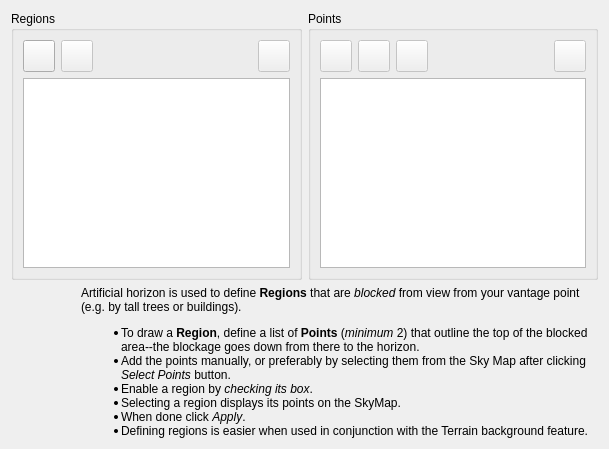
Qt form kstars-astropi/kstars/tools/horizonmanager.ui (Andre87osx/AstroPi-system) before a commit.
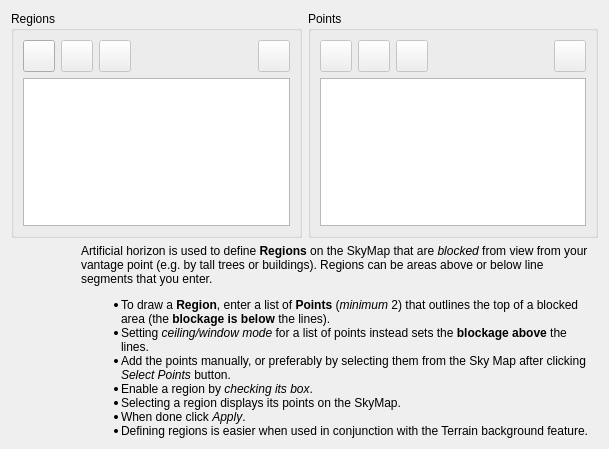
The same form after that commit.

Diff of the .ui file:
```diff
--- a/kstars-astropi/kstars/tools/horizonmanager.ui
+++ b/kstars-astropi/kstars/tools/horizonmanager.ui
@@ -71,6 +71,31 @@
             </property>
            </widget>
           </item>
+          <item>
+           <widget class="QPushButton" name="toggleCeilingB">
+            <property name="enabled">
+             <bool>false</bool>
+            </property>
+            <property name="minimumSize">
+             <size>
+              <width>32</width>
+              <height>32</height>
+             </size>
+            </property>
+            <property name="maximumSize">
+             <size>
+              <width>32</width>
+              <height>32</height>
+             </size>
+            </property>
+            <property name="toolTip">
+             <string>Toggle Ceiling</string>
+            </property>
+            <property name="text">
+             <string/>
+            </property>
+           </widget>
+          </item>
           <item>
            <spacer name="horizontalSpacer">
             <property name="orientation">
@@ -303,7 +328,7 @@
      <item>
       <widget class="QLabel" name="label">
        <property name="text">
-        <string>&lt;html&gt;&lt;head/&gt;&lt;body&gt;Artificial horizon is used to define &lt;span style=&quot; font-weight:600;&quot;&gt;Regions&lt;/span&gt; that are &lt;span style=&quot; font-style:italic;&quot;&gt;blocked&lt;/span&gt; from view from your vantage point (e.g. by tall trees or buildings). &lt;ul&gt;&lt;li&gt; To draw a &lt;span style=&quot; font-weight:600;&quot;&gt;Region&lt;/span&gt;, define a list of &lt;span style=&quot; font-weight:600;&quot;&gt;Points&lt;/span&gt; (&lt;span style=&quot; font-style:italic;&quot;&gt;minimum&lt;/span&gt; 2) that outline the top of the blocked area--the blockage goes down from there to the horizon. &lt;/li&gt;&lt;li&gt; Add the points manually, or preferably by selecting them from the Sky Map after clicking &lt;span style=&quot; font-style:italic;&quot;&gt;Select Points&lt;/span&gt; button. &lt;/li&gt;&lt;li&gt;Enable a region by &lt;span style=&quot; font-style:italic;&quot;&gt;checking its box&lt;/span&gt;. &lt;/li&gt;&lt;li&gt;Selecting a region displays its points on the SkyMap. &lt;/li&gt;&lt;li&gt;When done click &lt;span style=&quot; font-style:italic;&quot;&gt;Apply&lt;/span&gt;.&lt;/li&gt;&lt;li&gt;Defining regions is easier when used in conjunction with the Terrain background feature.&lt;/li&gt;&lt;/ul&gt;&lt;/body&gt;&lt;/html&gt;</string>
+        <string>&lt;html&gt;&lt;head/&gt;&lt;body&gt;&lt;p&gt;Artificial horizon is used to define &lt;span style=&quot; font-weight:600;&quot;&gt;Regions&lt;/span&gt; on the SkyMap that are &lt;span style=&quot; font-style:italic;&quot;&gt;blocked&lt;/span&gt; from view from your vantage point (e.g. by tall trees or buildings). Regions can be areas above or below line segments that you enter. &lt;/p&gt;&lt;ul style=&quot;margin-top: 0px; margin-bottom: 0px; margin-left: 0px; margin-right: 0px; -qt-list-indent: 1;&quot;&gt;&lt;li style=&quot; margin-top:12px; margin-bottom:0px; margin-left:0px; margin-right:0px; -qt-block-indent:0; text-indent:0px;&quot;&gt;To draw a &lt;span style=&quot; font-weight:600;&quot;&gt;Region&lt;/span&gt;, enter a list of &lt;span style=&quot; font-weight:600;&quot;&gt;Points&lt;/span&gt; (&lt;span style=&quot; font-style:italic;&quot;&gt;minimum&lt;/span&gt; 2) that outlines the top of a blocked area (the &lt;span style=&quot; font-weight:600;&quot;&gt;blockage is below&lt;/span&gt; the lines).&lt;/li&gt;&lt;ul style=&quot;margin-top: 0px; margin-bottom: 0px; margin-left: 0px; margin-right: 0px; -qt-list-indent: 1;&quot;&gt;&lt;li style=&quot; margin-top:0px; margin-bottom:0px; margin-left:0px; margin-right:0px; -qt-block-indent:0; text-indent:0px;&quot;&gt;Setting &lt;span style=&quot; font-style:italic;&quot;&gt;ceiling/window mode&lt;/span&gt; for a list of points instead sets the &lt;span style=&quot; font-weight:600;&quot;&gt;blockage above&lt;/span&gt; the lines.&lt;/li&gt;&lt;li style=&quot; margin-top:0px; margin-bottom:0px; margin-left:0px; margin-right:0px; -qt-block-indent:0; text-indent:0px;&quot;&gt;Add the points manually, or preferably by selecting them from the Sky Map after clicking &lt;span style=&quot; font-style:italic;&quot;&gt;Select Points&lt;/span&gt; button. &lt;/li&gt;&lt;/ul&gt;&lt;li style=&quot; margin-top:0px; margin-bottom:0px; margin-left:0px; margin-right:0px; -qt-block-indent:0; text-indent:0px;&quot;&gt;Enable a region by &lt;span style=&quot; font-style:italic;&quot;&gt;checking its box&lt;/span&gt;. &lt;/li&gt;&lt;li style=&quot; margin-top:0px; margin-bottom:0px; margin-left:0px; margin-right:0px; -qt-block-indent:0; text-indent:0px;&quot;&gt;Selecting a region displays its points on the SkyMap. &lt;/li&gt;&lt;li style=&quot; margin-top:0px; margin-bottom:0px; margin-left:0px; margin-right:0px; -qt-block-indent:0; text-indent:0px;&quot;&gt;When done click &lt;span style=&quot; font-style:italic;&quot;&gt;Apply&lt;/span&gt;.&lt;/li&gt;&lt;li style=&quot; margin-top:0px; margin-bottom:12px; margin-left:0px; margin-right:0px; -qt-block-indent:0; text-indent:0px;&quot;&gt;Defining regions is easier when used in conjunction with the Terrain background feature.&lt;/li&gt;&lt;/ul&gt;&lt;/body&gt;&lt;/html&gt;</string>
        </property>
        <property name="wordWrap">
         <bool>true</bool>
```
